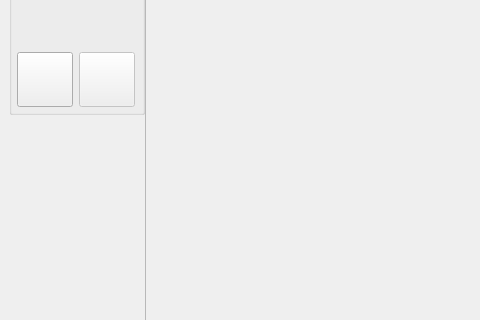
Above: src/ui/main_ui/ui_main.ui from sclMAX/NsfwScannAndExplorer before the change; both pictures show x 0 to 480 and y 216 to 536 of the 1071 by 734 pixel window. Below: the same form after it.
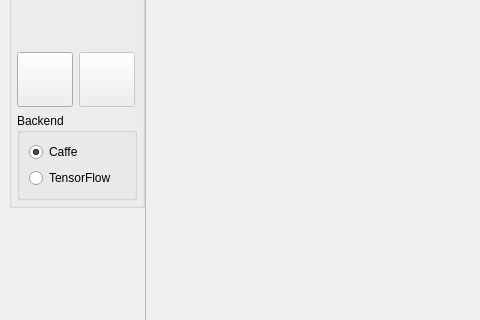
That is the form after the change. Icons and pictures are not drawn.

Commit message: Gagregando sleleccion de Backend

The edit to the form file:
```diff
--- a/src/ui/main_ui/ui_main.ui
+++ b/src/ui/main_ui/ui_main.ui
@@ -365,6 +365,39 @@
              </item>
             </layout>
            </item>
+           <item>
+            <widget class="QGroupBox" name="gbxBackend">
+             <property name="statusTip">
+              <string>Motor a usar en la Red Neuronal</string>
+             </property>
+             <property name="title">
+              <string>Backend</string>
+             </property>
+             <layout class="QVBoxLayout" name="verticalLayout_9">
+              <item>
+               <layout class="QVBoxLayout" name="verticalLayout_8">
+                <item>
+                 <widget class="QRadioButton" name="chkCaffe">
+                  <property name="text">
+                   <string>Caffe</string>
+                  </property>
+                  <property name="checked">
+                   <bool>true</bool>
+                  </property>
+                 </widget>
+                </item>
+                <item>
+                 <widget class="QRadioButton" name="chkTensorflow">
+                  <property name="text">
+                   <string>TensorFlow</string>
+                  </property>
+                 </widget>
+                </item>
+               </layout>
+              </item>
+             </layout>
+            </widget>
+           </item>
           </layout>
          </widget>
         </item>
```
Left out of the diff: 2 changed lines with no effect on the pictures. The commit also changes 3 other files.
